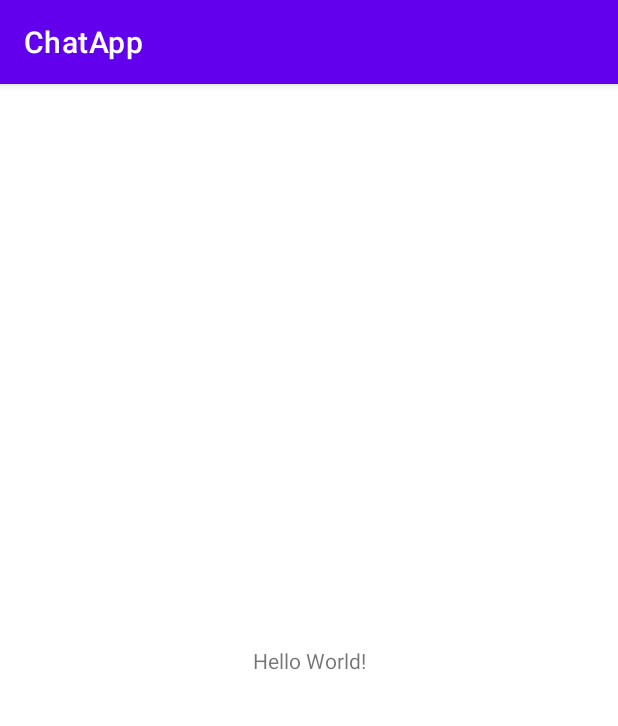
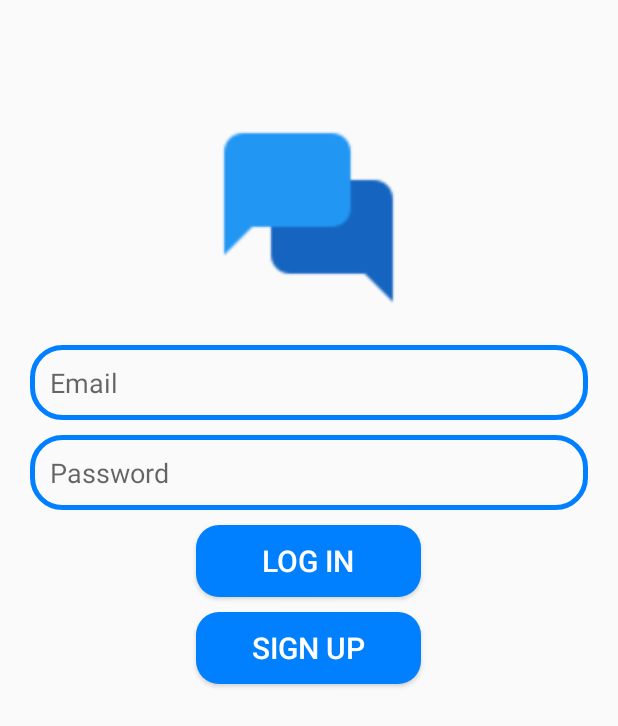
Before and after one commit to akshitkumarsharma/ChatApp, an Android app: the screen it shows after launch (MainActivity before the commit, LogIn after it), on a phone screen of 412 x 824 dp. Shown: the top 726 px of the screen. Run offline under Robolectric (Android 15) with nearby library versions, the phone set to English and light mode, and no system bars; our stand-ins replace Firebase (no records; nobody signed in at launch, a user with empty details on screens opened directly).

Commit message:
Implement the authorization, created login and signup screens

```diff
--- a/app/build.gradle
+++ b/app/build.gradle
@@ -39,7 +39,12 @@ dependencies {
     implementation 'androidx.appcompat:appcompat:1.4.1'
     implementation 'com.google.android.material:material:1.6.0'
     implementation 'androidx.constraintlayout:constraintlayout:2.1.3'
+    implementation 'com.google.firebase:firebase-auth:19.2.0'
     testImplementation 'junit:junit:4.+'
     androidTestImplementation 'androidx.test.ext:junit:1.1.3'
     androidTestImplementation 'androidx.test.espresso:espresso-core:3.4.0'
+    implementation platform('com.google.firebase:firebase-bom:30.0.1')
+    implementation 'com.google.firebase:firebase-analytics-ktx'
 }
+apply plugin: 'com.android.application'
+apply plugin: 'com.google.gms.google-services'
--- a/app/src/main/java/com/example/chatapplication/LogIn.kt
+++ b/app/src/main/java/com/example/chatapplication/LogIn.kt
@@ -1,11 +1,59 @@
 package com.example.chatapplication
 
+import android.content.Intent
 import androidx.appcompat.app.AppCompatActivity
 import android.os.Bundle
+import android.widget.Button
+import android.widget.EditText
+import android.widget.Toast
+import com.google.firebase.auth.FirebaseAuth
 
 class LogIn : AppCompatActivity() {
+
+    private lateinit var edtEmail: EditText
+    private lateinit var edtPassword: EditText
+    private lateinit var btnLogin: Button
+    private lateinit var btnSignUp: Button
+    private lateinit var mAuth: FirebaseAuth
+
     override fun onCreate(savedInstanceState: Bundle?) {
         super.onCreate(savedInstanceState)
         setContentView(R.layout.activity_log_in)
+
+        supportActionBar?.hide()
+
+        mAuth= FirebaseAuth.getInstance()
+
+        edtEmail= findViewById(R.id.edt_email)
+        edtPassword=findViewById(R.id.edt_password)
+        btnLogin=findViewById(R.id.btnLogin)
+        btnSignUp=findViewById(R.id.btnSignUp)
+
+        btnSignUp.setOnClickListener {
+            val intent=Intent(this,SignUp::class.java)
+            startActivity(intent)
+        }
+
+        btnLogin.setOnClickListener {
+            val email=edtEmail.text.toString()
+            val password=edtPassword.text.toString()
+
+            login(email,password)
+        }
+    }
+
+    private fun login (email: String, password: String)
+    {
+        mAuth.signInWithEmailAndPassword(email, password)
+            .addOnCompleteListener(this) { task ->
+                if (task.isSuccessful) {
+                    //jump to home screen
+                    val intent=Intent(this@LogIn, MainActivity::class.java)
+                    startActivity(intent)
+                } else {
+                    Toast.makeText(this@LogIn, "User does not exist", Toast.LENGTH_SHORT).show()
+                }
+            }
+
     }
 }
--- /dev/null
+++ b/app/src/main/res/drawable/btn_background.xml
@@ -0,0 +1,5 @@
+<?xml version="1.0" encoding="utf-8"?>
+<shape xmlns:android="http://schemas.android.com/apk/res/android">
+    <corners android:radius="15dp" />
+    <solid android:color="@color/blue" />
+</shape>
--- /dev/null
+++ b/app/src/main/res/drawable/edt_background.xml
@@ -0,0 +1,6 @@
+<?xml version="1.0" encoding="utf-8"?>
+<shape xmlns:android="http://schemas.android.com/apk/res/android">
+    <corners android:radius="20dp" />
+    <stroke android:color="@color/blue" android:width="3dp" />
+
+</shape>
--- a/app/src/main/res/layout/activity_log_in.xml
+++ b/app/src/main/res/layout/activity_log_in.xml
@@ -1,9 +1,70 @@
 <?xml version="1.0" encoding="utf-8"?>
-<androidx.constraintlayout.widget.ConstraintLayout xmlns:android="http://schemas.android.com/apk/res/android"
+<RelativeLayout xmlns:android="http://schemas.android.com/apk/res/android"
     xmlns:app="http://schemas.android.com/apk/res-auto"
     xmlns:tools="http://schemas.android.com/tools"
     android:layout_width="match_parent"
     android:layout_height="match_parent"
     tools:context=".LogIn">
 
-</androidx.constraintlayout.widget.ConstraintLayout>
+    <ImageView
+        android:layout_width="150dp"
+        android:layout_height="150dp"
+        android:id="@+id/app_logo"
+        android:src="@drawable/chat"
+        android:layout_centerHorizontal="true"
+        android:layout_marginTop="70dp" />
+
+    <EditText
+        android:id="@+id/edt_email"
+        android:layout_width="match_parent"
+        android:layout_height="50dp"
+        android:layout_below="@id/app_logo"
+        android:layout_marginTop="10dp"
+        android:hint="Email"
+        android:paddingLeft="13dp"
+        android:background="@drawable/edt_background"
+        android:inputType="textEmailAddress"
+        android:layout_marginLeft="20dp"
+        android:layout_marginRight="20dp" />
+
+    <EditText
+        android:id="@+id/edt_password"
+        android:layout_width="match_parent"
+        android:layout_height="50dp"
+        android:paddingLeft="13dp"
+        android:background="@drawable/edt_background"
+        android:layout_below="@id/edt_email"
+        android:layout_marginTop="10dp"
+        android:hint="Password"
+        android:inputType="textPassword"
+        android:layout_marginLeft="20dp"
+        android:layout_marginRight="20dp" />
+
+    <Button
+        android:id="@+id/btnLogin"
+        android:layout_width="150dp"
+        android:layout_height="wrap_content"
+        android:layout_below="@id/edt_password"
+        android:text="Log in"
+        android:background="@drawable/btn_background"
+        android:textColor="@color/white"
+        android:textSize="20sp"
+        android:layout_centerHorizontal="true"
+        android:layout_marginTop="10dp" />
+
+    <Button
+        android:id="@+id/btnSignUp"
+        android:layout_width="150dp"
+        android:layout_height="wrap_content"
+        android:layout_below="@id/btnLogin"
+        android:text="Sign Up"
+        android:background="@drawable/btn_background"
+        android:textColor="@color/white"
+        android:textSize="20sp"
+        android:layout_centerHorizontal="true"
+        android:layout_marginTop="10dp" />
+
+
+
+
+</RelativeLayout>
--- a/app/src/main/res/values/colors.xml
+++ b/app/src/main/res/values/colors.xml
@@ -7,4 +7,5 @@
     <color name="teal_700">#FF018786</color>
     <color name="black">#FF000000</color>
     <color name="white">#FFFFFFFF</color>
+    <color name="blue">#0080ff</color>
 </resources>
--- a/app/src/main/res/values/themes.xml
+++ b/app/src/main/res/values/themes.xml
@@ -1,6 +1,6 @@
 <resources xmlns:tools="http://schemas.android.com/tools">
     <!-- Base application theme. -->
-    <style name="Theme.ChatApplication" parent="Theme.MaterialComponents.DayNight.DarkActionBar">
+    <style name="Theme.ChatApplication" parent="Theme.AppCompat.Light.NoActionBar">
         <!-- Primary brand color. -->
         <item name="colorPrimary">@color/purple_500</item>
         <item name="colorPrimaryVariant">@color/purple_700</item>
--- a/build.gradle
+++ b/build.gradle
@@ -8,6 +8,7 @@ buildscript {
     dependencies {
         classpath "com.android.tools.build:gradle:4.2.1"
         classpath "org.jetbrains.kotlin:kotlin-gradle-plugin:$kotlin_version"
+        classpath 'com.google.gms:google-services:4.3.10'
 
         // NOTE: Do not place your application dependencies here; they belong
         // in the individual module build.gradle files
```
Also changed, not shown: app/src/main/AndroidManifest.xml (+5 -2 lines), app/src/main/java/com/example/chatapplication/SignUp.kt (+44 -0 lines), app/src/main/res/layout/activity_sign_up.xml (+62 -2 lines), app/src/main/res/drawable/chat.png, 1 other file.
